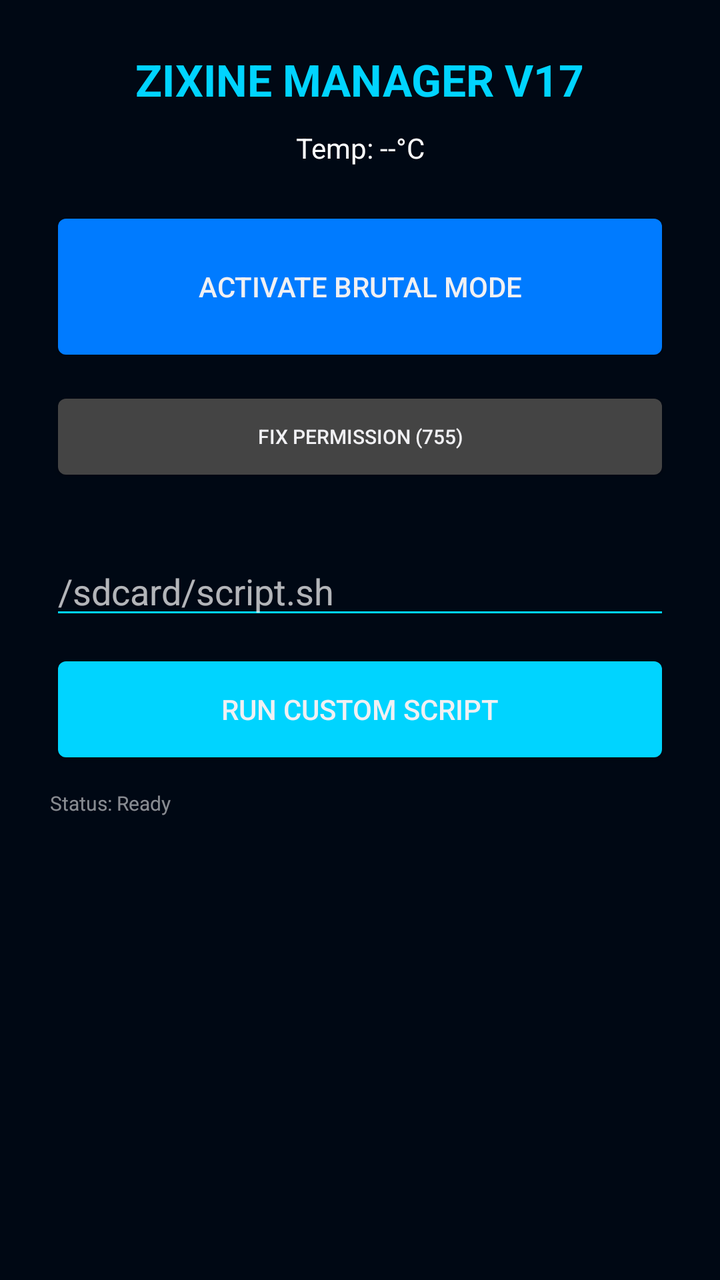
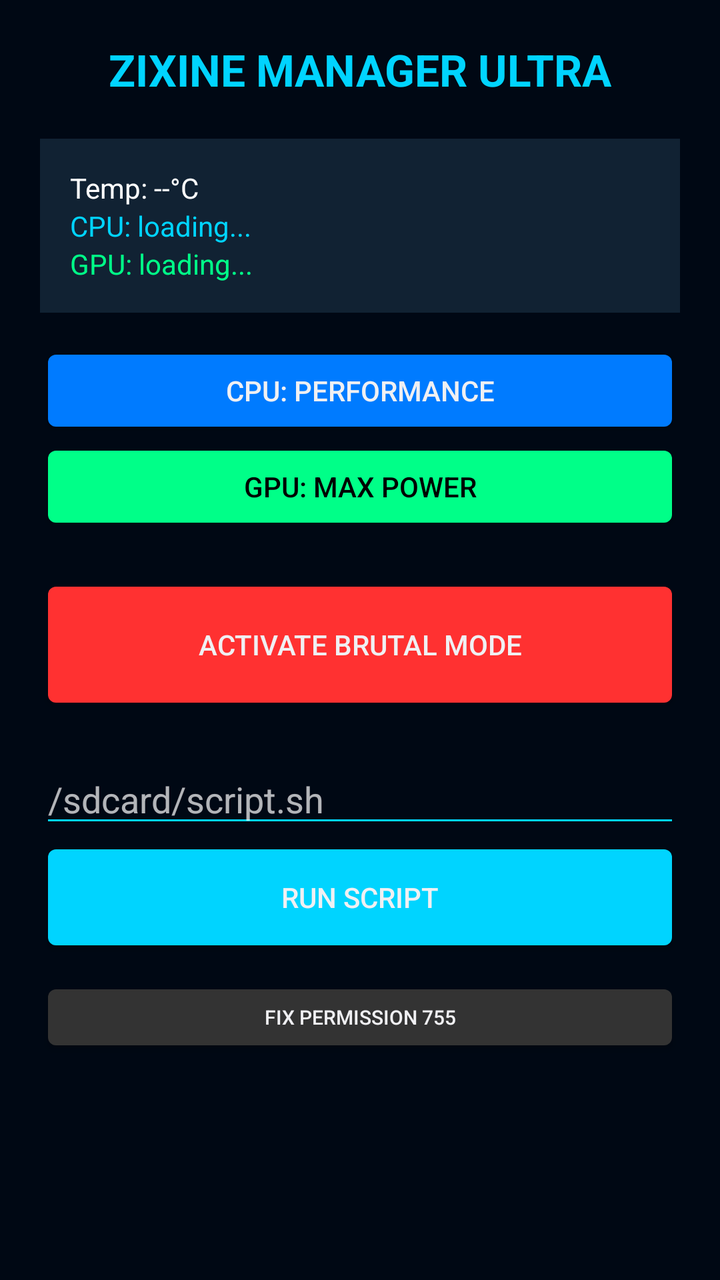

Two renders of the same Android screen: before a commit and after it. Below are the layout's source before the change and the commit's diff.
<!-- AndroidManifest.xml: application theme android:Theme.DeviceDefault.NoActionBar -->
<!-- res/layout/activity_main.xml -->
<?xml version="1.0" encoding="utf-8"?>
<ScrollView xmlns:android="http://schemas.android.com/apk/res/android" android:layout_width="match_parent" android:layout_height="match_parent" android:background="#000814">
    <LinearLayout android:orientation="vertical" android:layout_width="match_parent" android:layout_height="wrap_content" android:padding="25dp">
        <TextView android:layout_width="wrap_content" android:layout_height="wrap_content" android:text="ZIXINE MANAGER V17" android:textColor="#00d4ff" android:textSize="22sp" android:textStyle="bold" android:layout_gravity="center" />
        
        <TextView android:id="@+id/txt_temp" android:layout_width="match_parent" android:layout_height="wrap_content" android:text="Temp: --°C" android:textColor="#ffffff" android:gravity="center" android:layout_marginTop="10dp" />

        <Button android:id="@+id/btn_brutal" android:layout_width="match_parent" android:layout_height="80dp" android:layout_marginTop="20dp" android:text="ACTIVATE BRUTAL MODE" android:backgroundTint="#007bff" />
        
        <Button android:id="@+id/btn_fix" android:layout_width="match_parent" android:layout_height="50dp" android:layout_marginTop="10dp" android:text="FIX PERMISSION (755)" android:backgroundTint="#444" android:textSize="10sp" />

        <EditText android:id="@+id/edit_script_path" android:layout_width="match_parent" android:layout_height="wrap_content" android:layout_marginTop="30dp" android:hint="/sdcard/script.sh" android:textColor="#ffffff" android:backgroundTint="#00d4ff" />
        <Button android:id="@+id/btn_run_custom" android:layout_width="match_parent" android:layout_height="60dp" android:layout_marginTop="10dp" android:text="RUN CUSTOM SCRIPT" android:backgroundTint="#00d4ff" />
        <TextView android:id="@+id/txt_log" android:layout_width="match_parent" android:layout_height="wrap_content" android:text="Status: Ready" android:textColor="#88ffffff" android:textSize="10sp" android:layout_marginTop="10dp" />
    </LinearLayout>
</ScrollView>
<!-- resources referenced by this layout -->
<resources>

</resources>

<!-- the commit's change to res/layout/activity_main.xml (unified diff, before → after) -->
@@ -1,16 +1,26 @@
 <?xml version="1.0" encoding="utf-8"?>
-<ScrollView xmlns:android="http://schemas.android.com/apk/res/android" android:layout_width="match_parent" android:layout_height="match_parent" android:background="#000814">
-    <LinearLayout android:orientation="vertical" android:layout_width="match_parent" android:layout_height="wrap_content" android:padding="25dp">
-        <TextView android:layout_width="wrap_content" android:layout_height="wrap_content" android:text="ZIXINE MANAGER V17" android:textColor="#00d4ff" android:textSize="22sp" android:textStyle="bold" android:layout_gravity="center" />
+<ScrollView xmlns:android="http://schemas.android.com/apk/res/android"
+    android:layout_width="match_parent" android:layout_height="match_parent" android:background="#000814">
+    <LinearLayout android:orientation="vertical" android:layout_width="match_parent" android:layout_height="wrap_content" android:padding="20dp">
         
-        <TextView android:id="@+id/txt_temp" android:layout_width="match_parent" android:layout_height="wrap_content" android:text="Temp: --°C" android:textColor="#ffffff" android:gravity="center" android:layout_marginTop="10dp" />
+        <TextView android:layout_width="wrap_content" android:layout_height="wrap_content"
+            android:text="ZIXINE MANAGER ULTRA" android:textColor="#00d4ff" android:textSize="22sp" android:textStyle="bold" android:layout_gravity="center" />
 
-        <Button android:id="@+id/btn_brutal" android:layout_width="match_parent" android:layout_height="80dp" android:layout_marginTop="20dp" android:text="ACTIVATE BRUTAL MODE" android:backgroundTint="#007bff" />
+        <LinearLayout android:layout_marginTop="20dp" android:padding="15dp" android:background="#112233" android:orientation="vertical" android:layout_width="match_parent" android:layout_height="wrap_content">
+            <TextView android:id="@+id/txt_temp" android:text="Temp: --°C" android:textColor="#ffffff" android:layout_width="wrap_content" android:layout_height="wrap_content" />
+            <TextView android:id="@+id/txt_cpu" android:text="CPU: loading..." android:textColor="#00d4ff" android:layout_width="wrap_content" android:layout_height="wrap_content" />
+            <TextView android:id="@+id/txt_gpu" android:text="GPU: loading..." android:textColor="#00ff88" android:layout_width="wrap_content" android:layout_height="wrap_content" />
+        </LinearLayout>
+
+        <Button android:id="@+id/btn_cpu_perf" android:layout_marginTop="15dp" android:layout_width="match_parent" android:layout_height="wrap_content" android:text="CPU: PERFORMANCE" android:backgroundTint="#007bff" />
+        <Button android:id="@+id/btn_gpu_max" android:layout_width="match_parent" android:layout_height="wrap_content" android:text="GPU: MAX POWER" android:backgroundTint="#00ff88" android:textColor="#000" />
+
+        <Button android:id="@+id/btn_brutal" android:layout_marginTop="20dp" android:layout_width="match_parent" android:layout_height="70dp" android:text="ACTIVATE BRUTAL MODE" android:backgroundTint="#ff3131" />
         
-        <Button android:id="@+id/btn_fix" android:layout_width="match_parent" android:layout_height="50dp" android:layout_marginTop="10dp" android:text="FIX PERMISSION (755)" android:backgroundTint="#444" android:textSize="10sp" />
+        <EditText android:id="@+id/edit_script_path" android:layout_width="match_parent" android:layout_height="wrap_content" android:layout_marginTop="20dp" android:hint="/sdcard/script.sh" android:textColor="#ffffff" android:backgroundTint="#00d4ff" />
+        <Button android:id="@+id/btn_run_custom" android:layout_width="match_parent" android:layout_height="60dp" android:text="RUN SCRIPT" android:backgroundTint="#00d4ff" />
+        
+        <Button android:id="@+id/btn_fix" android:layout_width="match_parent" android:layout_height="40dp" android:layout_marginTop="10dp" android:text="FIX PERMISSION 755" android:backgroundTint="#333" android:textSize="10sp" />
 
-        <EditText android:id="@+id/edit_script_path" android:layout_width="match_parent" android:layout_height="wrap_content" android:layout_marginTop="30dp" android:hint="/sdcard/script.sh" android:textColor="#ffffff" android:backgroundTint="#00d4ff" />
-        <Button android:id="@+id/btn_run_custom" android:layout_width="match_parent" android:layout_height="60dp" android:layout_marginTop="10dp" android:text="RUN CUSTOM SCRIPT" android:backgroundTint="#00d4ff" />
-        <TextView android:id="@+id/txt_log" android:layout_width="match_parent" android:layout_height="wrap_content" android:text="Status: Ready" android:textColor="#88ffffff" android:textSize="10sp" android:layout_marginTop="10dp" />
     </LinearLayout>
 </ScrollView>
